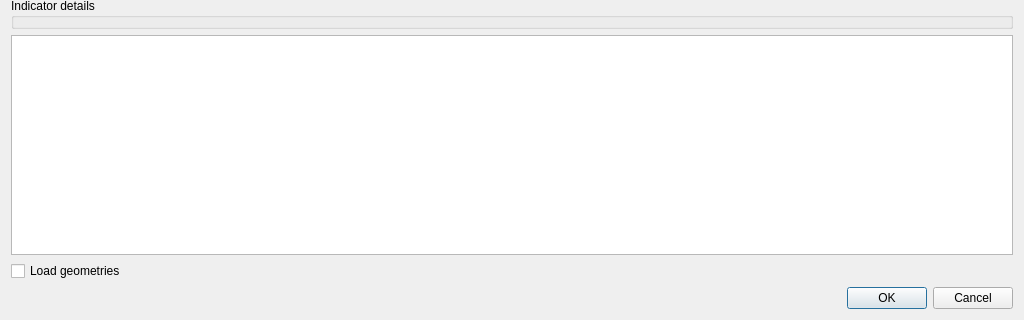
Before: the Qt Designer form svir/ui/ui_select_sv_variables.ui in gem/oq-irmt-qgis, drawn with Qt 5; both pictures show x 0 to 1024 and y 417 to 737 of the 1024 by 737 pixel window.
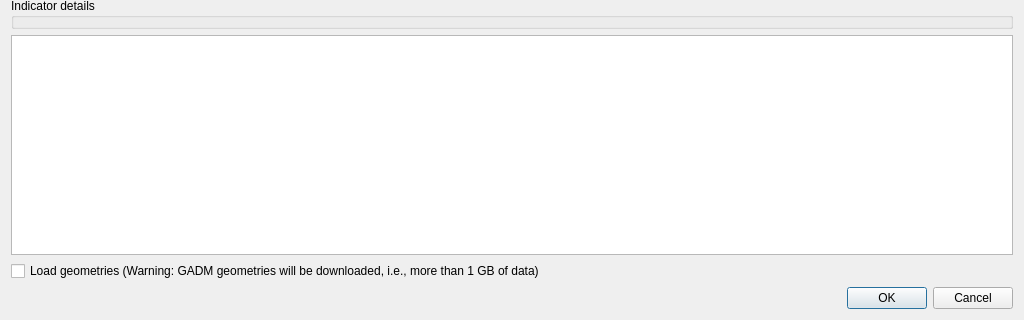
After: the same form once the commit is applied. Custom widgets are drawn as their Qt base class.

Commit message: Add to GUI a label warning about the size of geometries to be loaded from platform

```diff
--- a/svir/ui/ui_select_sv_variables.ui
+++ b/svir/ui/ui_select_sv_variables.ui
@@ -51,7 +51,7 @@
    <item row="6" column="0">
     <widget class="QCheckBox" name="load_geometries_chk">
      <property name="text">
-      <string>Load geometries</string>
+      <string>Load geometries (Warning: GADM geometries will be downloaded, i.e., more than 1 GB of data)</string>
      </property>
     </widget>
    </item>
```
The commit also changes 1 other file.
